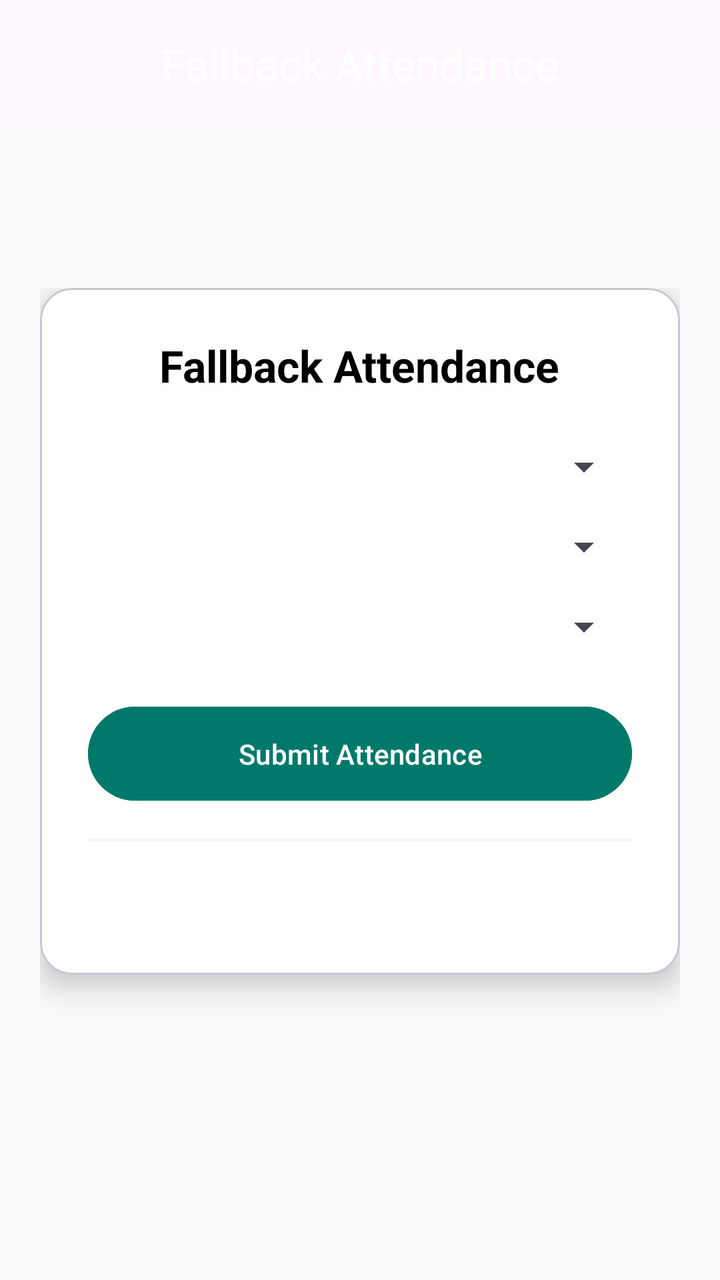
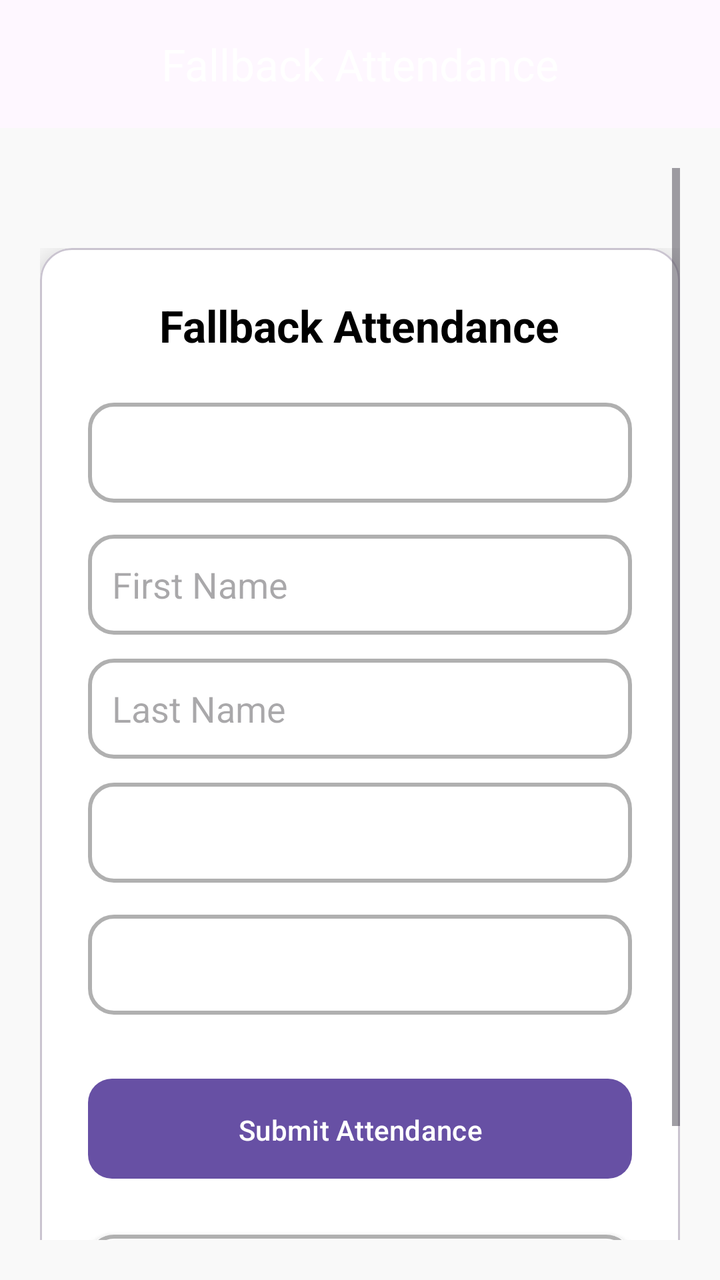

An Android layout rendered at two revisions. The XML below is the earlier revision; the diff shows what the commit changed to produce the second picture.
<!-- AndroidManifest.xml: application theme Theme.SmartAttendanceAdmin -->
<!-- res/layout/activity_fallback.xml -->
<?xml version="1.0" encoding="utf-8"?>
<androidx.coordinatorlayout.widget.CoordinatorLayout
    xmlns:android="http://schemas.android.com/apk/res/android"
    xmlns:app="http://schemas.android.com/apk/res-auto"
    xmlns:tools="http://schemas.android.com/tools"
    android:id="@+id/main"
    android:layout_width="match_parent"
    android:layout_height="match_parent"
    android:background="#F9F9F9"
    tools:context=".FallbackActivity">

    
    <com.google.android.material.appbar.AppBarLayout
        android:layout_width="match_parent"
        android:layout_height="wrap_content"
        android:theme="@style/ThemeOverlay.MaterialComponents.Dark.ActionBar">

        <com.google.android.material.appbar.MaterialToolbar
            android:id="@+id/topAppBar"
            android:layout_width="match_parent"
            android:layout_height="?attr/actionBarSize"
            android:backgroundTint="@color/teal_700"
            app:title="Fallback Attendance"
            app:titleCentered="true"
            app:titleTextColor="@android:color/white" />
    </com.google.android.material.appbar.AppBarLayout>

    
    <ScrollView
        android:layout_width="match_parent"
        android:layout_height="match_parent"
        app:layout_behavior="@string/appbar_scrolling_view_behavior"
        android:padding="20dp">

        <LinearLayout
            android:layout_width="match_parent"
            android:layout_height="wrap_content"
            android:orientation="vertical"
            android:gravity="center_horizontal"
            android:paddingTop="60dp">

            
            <com.google.android.material.card.MaterialCardView
                android:layout_width="match_parent"
                android:layout_height="wrap_content"
                android:layout_marginBottom="24dp"
                app:cardCornerRadius="16dp"
                app:cardElevation="8dp"
                android:backgroundTint="@android:color/white">

                <LinearLayout
                    android:layout_width="match_parent"
                    android:layout_height="wrap_content"
                    android:orientation="vertical"
                    android:padding="24dp">

                    <TextView
                        android:layout_width="wrap_content"
                        android:layout_height="wrap_content"
                        android:text="Fallback Attendance"
                        android:textColor="@color/black"
                        android:textSize="22sp"
                        android:textStyle="bold"
                        android:layout_gravity="center_horizontal"
                        android:layout_marginBottom="24dp" />

                    
                    <Spinner
                        android:id="@+id/spinnerEmail"
                        android:layout_width="match_parent"
                        android:layout_height="wrap_content"
                        android:layout_marginBottom="16dp"
                        android:spinnerMode="dropdown"
                        android:padding="12dp"
                        android:popupBackground="@android:color/white"/>

                    
                    <Spinner
                        android:id="@+id/spinnerCourses"
                        android:layout_width="match_parent"
                        android:layout_height="wrap_content"
                        android:layout_marginBottom="16dp"
                        android:spinnerMode="dropdown"
                        android:padding="12dp"
                        android:popupBackground="@android:color/white"/>

                    
                    <Spinner
                        android:id="@+id/spinnerSchedule"
                        android:layout_width="match_parent"
                        android:layout_height="wrap_content"
                        android:layout_marginBottom="24dp"
                        android:spinnerMode="dropdown"
                        android:padding="12dp"
                        android:popupBackground="@android:color/white"/>

                    
                    <Button
                        android:id="@+id/btnSubmit"
                        android:layout_width="match_parent"
                        android:layout_height="wrap_content"
                        android:text="Submit Attendance"
                        android:textAllCaps="false"
                        android:backgroundTint="@color/teal_700"
                        android:textColor="@android:color/white"
                        android:padding="14dp"/>

                    <TextView
                        android:id="@+id/tvAttendanceData"
                        android:layout_width="match_parent"
                        android:layout_height="wrap_content"
                        android:textColor="@color/black"
                        android:textSize="14sp"
                        android:gravity="start"
                        android:padding="12dp"
                        android:layout_marginTop="16dp"
                        android:background="@color/white"
                        android:elevation="4dp"/>

                    
                    <ProgressBar
                        android:id="@+id/progressBar"
                        style="?android:attr/progressBarStyleLarge"
                        android:layout_width="wrap_content"
                        android:layout_height="wrap_content"
                        android:layout_gravity="center_horizontal"
                        android:visibility="gone"
                        android:layout_marginTop="20dp" />

                </LinearLayout>
            </com.google.android.material.card.MaterialCardView>
        </LinearLayout>
    </ScrollView>
</androidx.coordinatorlayout.widget.CoordinatorLayout>
<!-- resources referenced by this layout -->
<resources>
  <color name="black">#FF000000</color>
  <color name="teal_700">#00796B</color>
  <color name="white">#FFFFFFFF</color>
  <style name="Theme.SmartAttendanceAdmin" parent="Base.Theme.SmartAttendanceAdmin" />
  <style name="Base.Theme.SmartAttendanceAdmin" parent="Theme.Material3.DayNight.NoActionBar">
          
          
      </style>
</resources>

<!-- the commit's change to res/layout/activity_fallback.xml (unified diff, before → after) -->
@@ -37,7 +37,7 @@
             android:layout_height="wrap_content"
             android:orientation="vertical"
             android:gravity="center_horizontal"
-            android:paddingTop="60dp">
+            android:paddingTop="40dp">
 
             
             <com.google.android.material.card.MaterialCardView
@@ -68,43 +68,76 @@
                     <Spinner
                         android:id="@+id/spinnerEmail"
                         android:layout_width="match_parent"
-                        android:layout_height="wrap_content"
+                        android:layout_height="50dp"
                         android:layout_marginBottom="16dp"
                         android:spinnerMode="dropdown"
                         android:padding="12dp"
+                        android:background="@drawable/rounded_border"
                         android:popupBackground="@android:color/white"/>
+
+                    
+                    <EditText
+                        android:id="@+id/etFirstName"
+                        android:layout_width="match_parent"
+                        android:layout_height="50dp"
+                        android:hint="First Name"
+                        android:focusable="false"
+                        android:clickable="false"
+                        android:longClickable="false"
+                        android:layout_marginBottom="12dp"
+                        android:padding="12dp"
+                        android:background="@drawable/rounded_border"/>
+
+                    
+                    <EditText
+                        android:id="@+id/etLastName"
+                        android:layout_width="match_parent"
+                        android:layout_height="50dp"
+                        android:hint="Last Name"
+                        android:focusable="false"
+                        android:clickable="false"
+                        android:longClickable="false"
+                        android:layout_marginBottom="12dp"
+                        android:padding="12dp"
+                        android:background="@drawable/rounded_border"/>
 
                     
                     <Spinner
                         android:id="@+id/spinnerCourses"
                         android:layout_width="match_parent"
-                        android:layout_height="wrap_content"
+                        android:layout_height="50dp"
                         android:layout_marginBottom="16dp"
                         android:spinnerMode="dropdown"
                         android:padding="12dp"
+                        android:background="@drawable/rounded_border"
                         android:popupBackground="@android:color/white"/>
 
                     
                     <Spinner
                         android:id="@+id/spinnerSchedule"
                         android:layout_width="match_parent"
-                        android:layout_height="wrap_content"
+                        android:layout_height="50dp"
                         android:layout_marginBottom="24dp"
                         android:spinnerMode="dropdown"
                         android:padding="12dp"
+                        android:background="@drawable/rounded_border"
                         android:popupBackground="@android:color/white"/>
 
                     
                     <Button
                         android:id="@+id/btnSubmit"
                         android:layout_width="match_parent"
-                        android:layout_height="wrap_content"
+                        android:layout_height="50dp"
                         android:text="Submit Attendance"
                         android:textAllCaps="false"
                         android:backgroundTint="@color/teal_700"
                         android:textColor="@android:color/white"
-                        android:padding="14dp"/>
+                        android:layout_marginTop="8dp"
+                        android:layout_marginBottom="12dp"
+                        android:padding="12dp"
+                        android:background="@drawable/rounded_button"/>
 
+                    
                     <TextView
                         android:id="@+id/tvAttendanceData"
                         android:layout_width="match_parent"
@@ -114,7 +147,7 @@
                         android:gravity="start"
                         android:padding="12dp"
                         android:layout_marginTop="16dp"
-                        android:background="@color/white"
+                        android:background="@drawable/rounded_border"
                         android:elevation="4dp"/>
 
                     
<!-- resource entries referenced after the edit -->
@@ -2,7 +2,17 @@
 <resources>
   <color name="black">#FF000000</color>
   <color name="teal_700">#00796B</color>
-  <color name="white">#FFFFFFFF</color>
+  <!-- drawable rounded_border (drawable) -->
+  <shape xmlns:android="http://schemas.android.com/apk/res/android">
+      <solid android:color="@android:color/white"/>
+      <stroke android:width="2dp" android:color="#B0B0B0"/>
+      <corners android:radius="12dp"/>
+  </shape>
+  <!-- drawable rounded_button (drawable) -->
+  <shape xmlns:android="http://schemas.android.com/apk/res/android">
+      <solid android:color="@color/teal_700"/>
+      <corners android:radius="12dp"/>
+  </shape>
   <style name="Theme.SmartAttendanceAdmin" parent="Base.Theme.SmartAttendanceAdmin" />
   <style name="Base.Theme.SmartAttendanceAdmin" parent="Theme.Material3.DayNight.NoActionBar">
           
